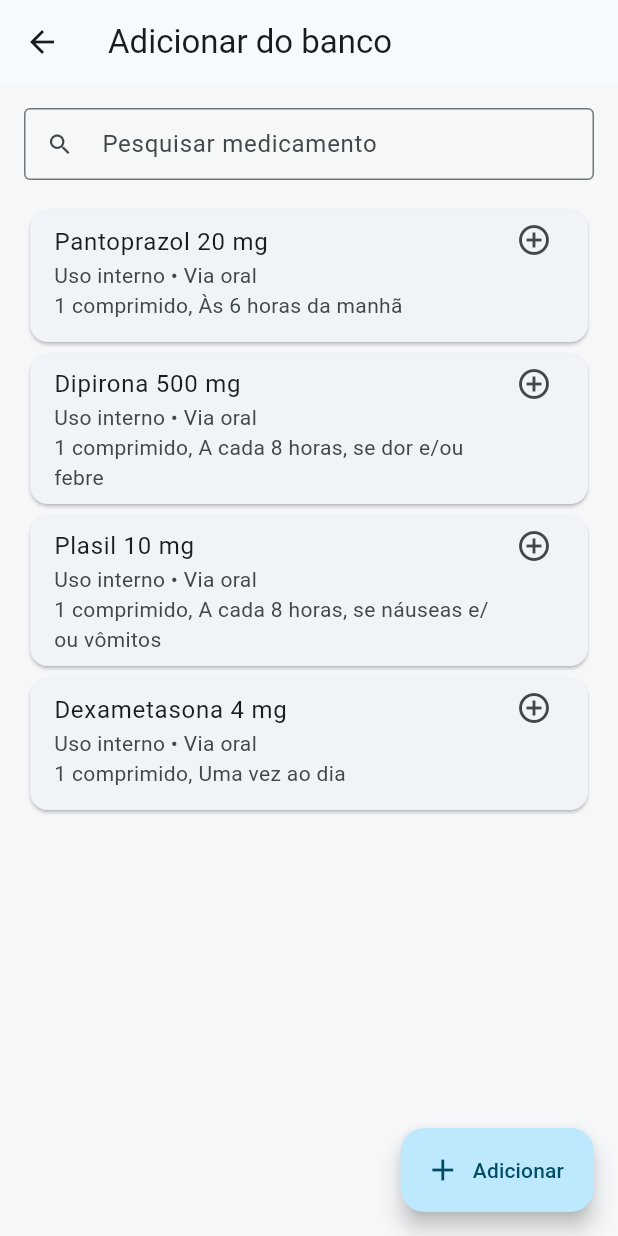
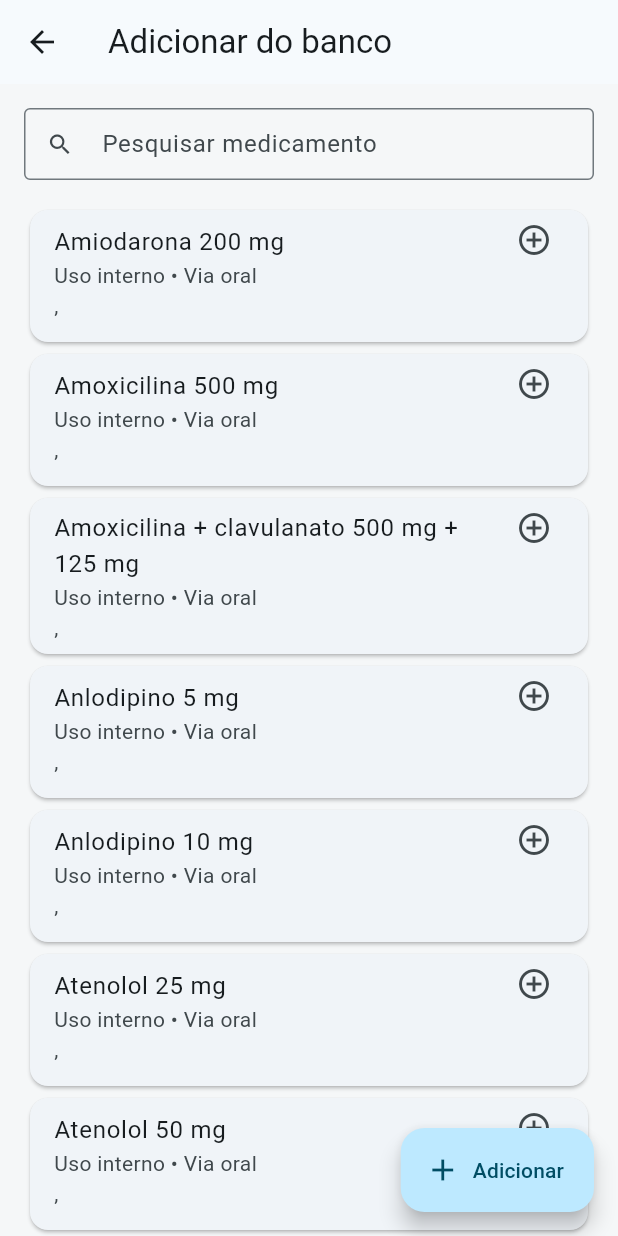
Before and after one commit to AllanSakai/evolucao-uti, a Flutter app: the PrescriptionScreen screen opened directly, after a tap on "Modelo UTI", after a tap on "Banco de medicamentos", on a phone screen of 412 x 824 dp. Run offline on Flutter 3.47's test engine with Material 3 defaults, Android fonts, the phone set to English and light mode, and no system bars; our stand-ins replace shared_preferences, supabase_flutter; accounts and stored records are empty.

Commit message:
Adiciona catálogo de medicamentos comuns

```diff
--- /dev/null
+++ b/lib/data/common_medications_data.dart
@@ -0,0 +1,137 @@
+import '../models/medication.dart';
+
+List<Medication> get commonMedicationCatalog => [
+      ..._oral('Carvedilol', ['3,125 mg', '6,25 mg', '12,5 mg', '25 mg']),
+      ..._oral('Losartana', ['50 mg']),
+      ..._oral('Enalapril', ['5 mg', '10 mg', '20 mg']),
+      ..._oral('Captopril', ['25 mg']),
+      ..._oral('Anlodipino', ['5 mg', '10 mg']),
+      ..._oral('Atenolol', ['25 mg', '50 mg']),
+      ..._oral('Propranolol', ['40 mg']),
+      ..._oral('Metoprolol', ['25 mg']),
+      ..._oral('Hidroclorotiazida', ['12,5 mg', '25 mg']),
+      ..._oral('Furosemida', ['40 mg']),
+      ..._oral('Espironolactona', ['25 mg', '100 mg']),
+      ..._oral('Amiodarona', ['200 mg']),
+      ..._oral('Ácido acetilsalicílico', ['100 mg']),
+      ..._oral('Clopidogrel', ['75 mg']),
+      ..._oral('Sinvastatina', ['10 mg', '20 mg', '40 mg']),
+      ..._oral('Metformina', ['500 mg', '500 mg XR', '850 mg']),
+      ..._oral('Glibenclamida', ['5 mg']),
+      ..._oral('Dapagliflozina', ['10 mg']),
+      ..._oral(
+        'Omeprazol',
+        ['10 mg', '20 mg'],
+        presentation: MedicationPresentation.capsule,
+      ),
+      ..._oral('Pantoprazol', ['20 mg', '40 mg']),
+      ..._oral('Metoclopramida', ['10 mg']),
+      ..._oral('Ondansetrona', ['4 mg', '8 mg']),
+      ..._oral('Paracetamol', ['500 mg']),
+      ..._oral('Dipirona', ['500 mg', '1 g']),
+      ..._oral('Ibuprofeno', ['400 mg', '600 mg']),
+      ..._oral('Prednisona', ['5 mg', '20 mg']),
+      ..._oral('Dexametasona', ['4 mg']),
+      ..._oral('Levotiroxina', [
+        '12,5 mcg',
+        '25 mcg',
+        '37,5 mcg',
+        '50 mcg',
+        '100 mcg',
+      ]),
+      ..._oral('Loratadina', ['10 mg']),
+      ..._oral('Dexclorfeniramina', ['2 mg']),
+      ..._oral(
+        'Amoxicilina',
+        ['500 mg'],
+        presentation: MedicationPresentation.capsule,
+      ),
+      ..._oral('Amoxicilina + clavulanato', ['500 mg + 125 mg']),
+      ..._oral('Azitromicina', ['500 mg']),
+      ..._oral(
+        'Cefalexina',
+        ['500 mg'],
+        presentation: MedicationPresentation.capsule,
+      ),
+      ..._oral(
+        'Nitrofurantoína',
+        ['100 mg'],
+        presentation: MedicationPresentation.capsule,
+      ),
+      ..._oral('Metronidazol', ['250 mg', '400 mg']),
+      ..._inhaled('Salbutamol', ['100 mcg/dose']),
+      ..._inhaled('Beclometasona', [
+        '50 mcg/dose',
+        '200 mcg/dose',
+        '250 mcg/dose',
+      ]),
+      ..._inhaled('Ipratrópio', ['0,02 mg/dose']),
+      ..._inhaled(
+        'Ipratrópio',
+        ['0,25 mg/mL'],
+        presentation: MedicationPresentation.solution,
+      ),
+      ..._nasal('Budesonida', ['32 mcg/dose', '50 mcg/dose']),
+    ];
+
+List<Medication> _oral(
+  String name,
+  List<String> doses, {
+  MedicationPresentation presentation = MedicationPresentation.tablet,
+}) =>
+    _variants(
+      name,
+      doses,
+      presentation: presentation,
+      useType: MedicationUseType.internal,
+      route: 'Via oral',
+    );
+
+List<Medication> _inhaled(
+  String name,
+  List<String> doses, {
+  MedicationPresentation presentation = MedicationPresentation.spray,
+}) =>
+    _variants(
+      name,
+      doses,
+      presentation: presentation,
+      useType: MedicationUseType.inhaled,
+      route: 'Via inalatória',
+    );
+
+List<Medication> _nasal(String name, List<String> doses) => _variants(
+      name,
+      doses,
+      presentation: MedicationPresentation.spray,
+      useType: MedicationUseType.inhaled,
+      route: 'Via nasal',
+    );
+
+List<Medication> _variants(
+  String name,
+  List<String> doses, {
+  required MedicationPresentation presentation,
+  required MedicationUseType useType,
+  required String route,
+}) =>
+    doses
+        .map(
+          (dose) => Medication(
+            id: 'catalog-${_id(name)}-${_id(dose)}',
+            name: name,
+            dose: dose,
+            presentation: presentation,
+            useType: useType,
+            route: route,
+            administeredQuantity: '',
+            frequency: '',
+            dispensingQuantity: '',
+          ),
+        )
+        .toList();
+
+String _id(String value) => value
+    .toLowerCase()
+    .replaceAll(RegExp(r'[^a-z0-9]+'), '-')
+    .replaceAll(RegExp(r'^-|-$'), '');
--- a/lib/repositories/medication_repository.dart
+++ b/lib/repositories/medication_repository.dart
@@ -2,6 +2,7 @@ import 'dart:convert';
 
 import 'package:shared_preferences/shared_preferences.dart';
 
+import '../data/common_medications_data.dart';
 import '../models/medication.dart';
 import '../utils/search_normalizer.dart';
 
@@ -16,6 +17,8 @@ class LocalMedicationRepository implements MedicationRepository {
   LocalMedicationRepository(this._preferences);
   final SharedPreferences _preferences;
   static const _key = 'medical_discharge_medications';
+  static const _catalogVersionKey = 'medical_discharge_catalog_version';
+  static const _catalogVersion = 1;
 
   static Future<LocalMedicationRepository> load() async =>
       LocalMedicationRepository(await SharedPreferences.getInstance());
@@ -23,16 +26,16 @@ class LocalMedicationRepository implements MedicationRepository {
   @override
   Future<List<Medication>> getAll() async {
     final raw = _preferences.getString(_key);
-    if (raw == null) {
-      await _write(_initialMedications);
-      return [..._initialMedications];
-    }
-    final decoded = jsonDecode(raw) as List;
-    return decoded
-        .map((item) =>
-            Medication.fromJson((item as Map).cast<String, dynamic>()))
-        .toList()
-      ..sort((a, b) => a.name.compareTo(b.name));
+    final medications = raw == null
+        ? <Medication>[]
+        : (jsonDecode(raw) as List)
+            .map(
+              (item) =>
+                  Medication.fromJson((item as Map).cast<String, dynamic>()),
+            )
+            .toList();
+    await _mergeCatalog(medications);
+    return medications..sort((a, b) => a.name.compareTo(b.name));
   }
 
   @override
@@ -68,6 +71,26 @@ class LocalMedicationRepository implements MedicationRepository {
         _key,
         jsonEncode(medications.map((item) => item.toJson()).toList()),
       );
+
+  Future<void> _mergeCatalog(List<Medication> medications) async {
+    final installedVersion = _preferences.getInt(_catalogVersionKey) ?? 0;
+    if (installedVersion >= _catalogVersion) return;
+
+    for (final candidate in [
+      ..._initialMedications,
+      ...commonMedicationCatalog,
+    ]) {
+      final exists = medications.any(
+        (medication) =>
+            normalizeSearch(medication.name) ==
+                normalizeSearch(candidate.name) &&
+            normalizeSearch(medication.dose) == normalizeSearch(candidate.dose),
+      );
+      if (!exists) medications.add(candidate);
+    }
+    await _write(medications);
+    await _preferences.setInt(_catalogVersionKey, _catalogVersion);
+  }
 
   static const _initialMedications = [
     Medication(
--- a/lib/widgets/medication_editor_dialog.dart
+++ b/lib/widgets/medication_editor_dialog.dart
@@ -11,6 +11,7 @@ const medicationRoutes = [
   'Via intramuscular',
   'Via endovenosa',
   'Via inalatória',
+  'Via nasal',
   'Via por sonda nasoenteral',
   'Via por gastrostomia',
 ];
```
Also changed, not shown: 1 other file.
